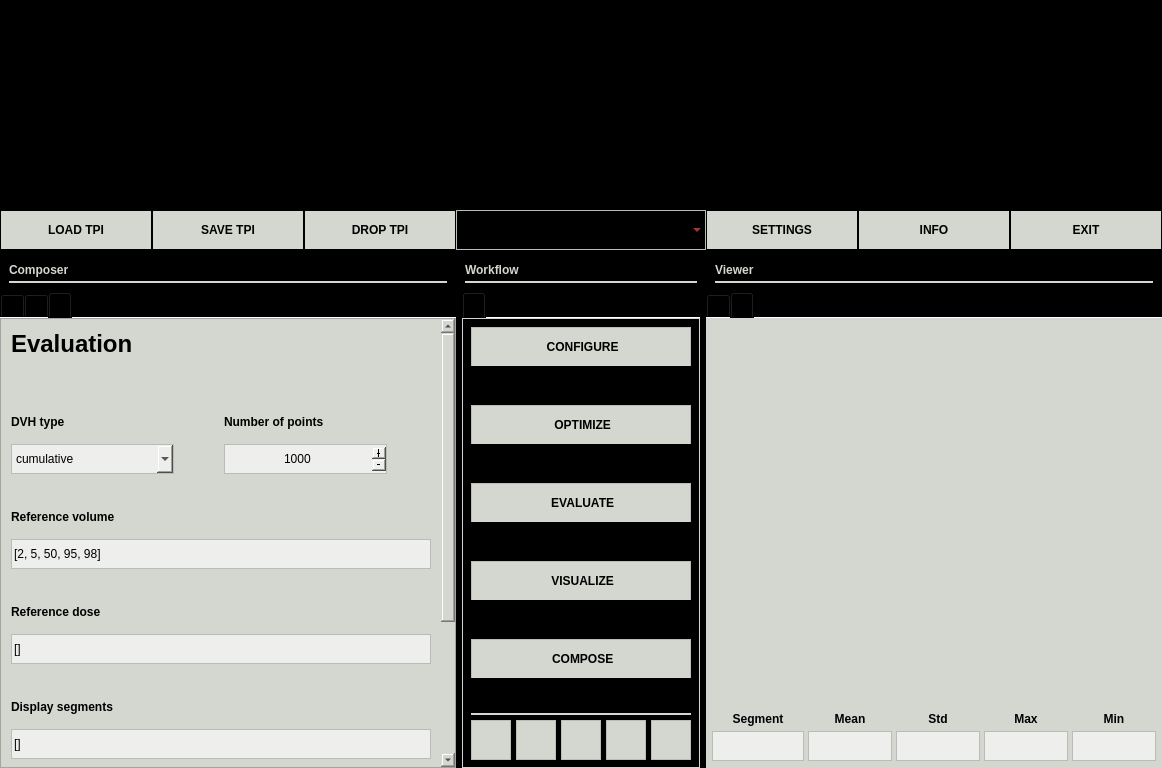
Old version of the form pyanno4rt/gui/designs/main_window.ui in the repository pyanno4rt/pyanno4rt.
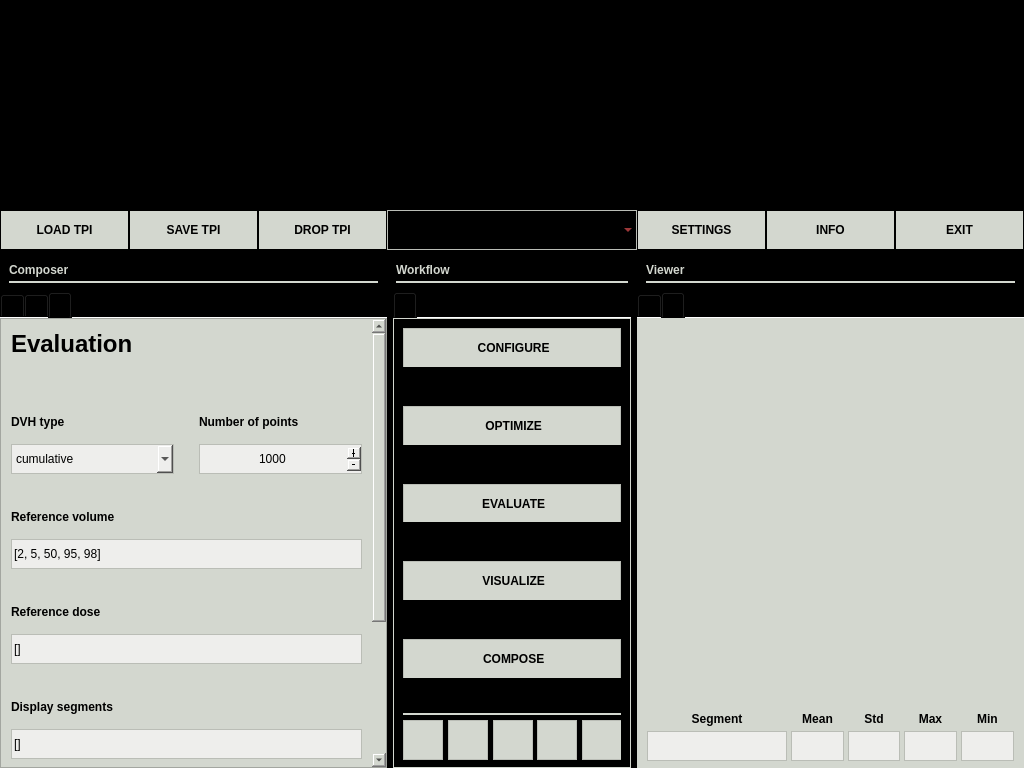
New version of the form. The open tabs and pages were chosen to show the change. Icons and pictures are not drawn.

Commit message: feat: Added tree and text window and refined the GUI

What changed in the file:
```diff
--- a/pyanno4rt/gui/designs/main_window.ui
+++ b/pyanno4rt/gui/designs/main_window.ui
@@ -6,7 +6,7 @@
    <rect>
     <x>0</x>
     <y>0</y>
-    <width>1162</width>
+    <width>1024</width>
     <height>768</height>
    </rect>
   </property>
@@ -18,8 +18,8 @@
   </property>
   <property name="maximumSize">
    <size>
-    <width>3840</width>
-    <height>2160</height>
+    <width>2560</width>
+    <height>1440</height>
    </size>
   </property>
   <property name="windowTitle">
@@ -849,15 +849,18 @@
                  <string notr="true">border: 1px solid;
 border-color: rgb(211, 215, 207);</string>
                 </property>
-                <layout class="QVBoxLayout" name="image_meta_layout_3">
+                <layout class="QVBoxLayout" name="dvh_meta_layout">
+                 <property name="spacing">
+                  <number>0</number>
+                 </property>
                  <property name="leftMargin">
-                  <number>0</number>
+                  <number>10</number>
                  </property>
                  <property name="topMargin">
-                  <number>0</number>
+                  <number>10</number>
                  </property>
                  <property name="rightMargin">
-                  <number>0</number>
+                  <number>10</number>
                  </property>
                  <property name="bottomMargin">
                   <number>0</number>
@@ -881,13 +884,13 @@
                 </property>
                 <layout class="QGridLayout" name="dvh_options_layout">
                  <property name="leftMargin">
-                  <number>6</number>
+                  <number>10</number>
                  </property>
                  <property name="topMargin">
                   <number>0</number>
                  </property>
                  <property name="rightMargin">
-                  <number>6</number>
+                  <number>10</number>
                  </property>
                  <property name="bottomMargin">
                   <number>16</number>
@@ -898,17 +901,119 @@
                  <property name="verticalSpacing">
                   <number>3</number>
                  </property>
+                 <item row="1" column="5">
+                  <widget class="QLineEdit" name="minimum_ledit">
+                   <property name="sizePolicy">
+                    <sizepolicy hsizetype="MinimumExpanding" vsizetype="Fixed">
+                     <horstretch>0</horstretch>
+                     <verstretch>0</verstretch>
+                    </sizepolicy>
+                   </property>
+                   <property name="minimumSize">
+                    <size>
+                     <width>50</width>
+                     <height>30</height>
+                    </size>
+                   </property>
+                   <property name="maximumSize">
+                    <size>
+                     <width>180</width>
+                     <height>30</height>
+                    </size>
+                   </property>
+                   <property name="styleSheet">
+                    <string notr="true">color: rgb(0, 0, 0);
+background-color: rgb(238, 238, 236);
+border: 1px solid;
+border-color: rgb(186, 189, 182);</string>
+                   </property>
+                   <property name="alignment">
+                    <set>Qt::AlignCenter</set>
+                   </property>
+                   <property name="readOnly">
+                    <bool>true</bool>
+                   </property>
+                  </widget>
+                 </item>
+                 <item row="1" column="3">
+                  <widget class="QLineEdit" name="std_ledit">
+                   <property name="sizePolicy">
+                    <sizepolicy hsizetype="MinimumExpanding" vsizetype="Fixed">
+                     <horstretch>0</horstretch>
+                     <verstretch>0</verstretch>
+                    </sizepolicy>
+                   </property>
+                   <property name="minimumSize">
+                    <size>
+                     <width>50</width>
+                     <height>30</height>
+                    </size>
+                   </property>
+                   <property name="maximumSize">
+                    <size>
+                     <width>180</width>
+                     <height>30</height>
+                    </size>
+                   </property>
+                   <property name="styleSheet">
+                    <string notr="true">color: rgb(0, 0, 0);
+background-color: rgb(238, 238, 236);
+border: 1px solid;
+border-color: rgb(186, 189, 182);</string>
+                   </property>
+                   <property name="alignment">
+                    <set>Qt::AlignCenter</set>
+                   </property>
+                   <property name="readOnly">
+                    <bool>true</bool>
+                   </property>
+                  </widget>
+                 </item>
+                 <item row="1" column="4">
+                  <widget class="QLineEdit" name="maximum_ledit">
+                   <property name="sizePolicy">
+                    <sizepolicy hsizetype="MinimumExpanding" vsizetype="Fixed">
+                     <horstretch>0</horstretch>
+                     <verstretch>0</verstretch>
+                    </sizepolicy>
+                   </property>
+                   <property name="minimumSize">
+                    <size>
+                     <width>50</width>
+                     <height>30</height>
+                    </size>
+                   </property>
+                   <property name="maximumSize">
+                    <size>
+                     <width>180</width>
+                     <height>30</height>
+                    </size>
+                   </property>
+                   <property name="styleSheet">
+                    <string notr="true">color: rgb(0, 0, 0);
+background-color: rgb(238, 238, 236);
+border: 1px solid;
+border-color: rgb(186, 189, 182);</string>
+                   </property>
+                   <property name="alignment">
+                    <set>Qt::AlignCenter</set>
+                   </property>
+                   <property name="readOnly">
+                    <bool>true</bool>
+                   </property>
+                  </widget>
+                 </item>
                  <item row="0" column="4">
                   <widget class="QLabel" name="maximum_label">
                    <property name="minimumSize">
                     <size>
-                     <width>60</width>
+                     <width>50</width>
                      <height>25</height>
                     </size>
                    </property>
                    <property name="maximumSize">
                     <size>
-                     <width>100</width>
+                     <width>180</width>
                      <height>25</height>
                     </size>
                    </property>
@@ -926,107 +1031,17 @@
                    </property>
                   </widget>
                  </item>
-                 <item row="0" column="6">
-                  <widget class="QLabel" name="minimum_label">
-                   <property name="minimumSize">
-                    <size>
-                     <width>60</width>
-                     <height>25</height>
-                    </size>
-                   </property>
-                   <property name="maximumSize">
-                    <size>
-                     <width>100</width>
-                     <height>25</height>
-                    </size>
-                   </property>
-                   <property name="font">
-                    <font>
-                     <weight>75</weight>
-                     <bold>true</bold>
-                    </font>
-                   </property>
-                   <property name="text">
-                    <string>Min</string>
-                   </property>
-                   <property name="alignment">
-                    <set>Qt::AlignCenter</set>
-                   </property>
-                  </widget>
-                 </item>
-                 <item row="1" column="4">
-                  <widget class="QLineEdit" name="maximum_ledit">
-                   <property name="sizePolicy">
-                    <sizepolicy hsizetype="Minimum" vsizetype="Fixed">
-                     <horstretch>0</horstretch>
-                     <verstretch>0</verstretch>
-                    </sizepolicy>
-                   </property>
-                   <property name="minimumSize">
-                    <size>
-                     <width>60</width>
-                     <height>30</height>
-                    </size>
-                   </property>
-                   <property name="maximumSize">
-                    <size>
-                     <width>100</width>
-                     <height>30</height>
-                    </size>
-                   </property>
-                   <property name="styleSheet">
-                    <string notr="true">color: rgb(0, 0, 0);
-background-color: rgb(238, 238, 236);
-border: 1px solid;
-border-color: rgb(186, 189, 182);</string>
-                   </property>
-                   <property name="alignment">
-                    <set>Qt::AlignCenter</set>
-                   </property>
-                   <property name="readOnly">
-                    <bool>true</bool>
-                   </property>
-                  </widget>
-                 </item>
-                 <item row="0" column="3">
-                  <widget class="QLabel" name="std_label">
-                   <property name="minimumSize">
-                    <size>
-                     <width>60</width>
-                     <height>25</height>
-                    </size>
-                   </property>
-                   <property name="maximumSize">
-                    <size>
-                     <width>100</width>
-                     <height>25</height>
-                    </size>
-                   </property>
-                   <property name="font">
-                    <font>
-                     <weight>75</weight>
-                     <bold>true</bold>
-                    </font>
-                   </property>
-                   <property name="text">
-                    <string>Std</string>
-                   </property>
-                   <property name="alignment">
-                    <set>Qt::AlignCenter</set>
-                   </property>
-                  </widget>
-                 </item>
                  <item row="0" column="2">
                   <widget class="QLabel" name="mean_label">
                    <property name="minimumSize">
                     <size>
-                     <width>60</width>
+                     <width>50</width>
                      <height>25</height>
                     </size>
                    </property>
                    <property name="maximumSize">
                     <size>
-                     <width>100</width>
+                     <width>180</width>
                      <height>25</height>
                     </size>
                    </property>
@@ -1044,74 +1059,6 @@
                    </property>
                   </widget>
                  </item>
-                 <item row="1" column="1">
-                  <widget class="QLineEdit" name="segment_ledit">
-                   <property name="sizePolicy">
-                    <sizepolicy hsizetype="Minimum" vsizetype="Fixed">
-                     <horstretch>0</horstretch>
-                     <verstretch>0</verstretch>
-                    </sizepolicy>
-                   </property>
-                   <property name="minimumSize">
-                    <size>
-                     <width>80</width>
-                     <height>30</height>
-                    </size>
-                   </property>
-                   <property name="maximumSize">
-                    <size>
-                     <width>200</width>
-                     <height>30</height>
-                    </size>
-                   </property>
-                   <property name="styleSheet">
-                    <string notr="true">color: rgb(0, 0, 0);
-background-color: rgb(238, 238, 236);
-border: 1px solid;
-border-color: rgb(186, 189, 182);</string>
-                   </property>
-                   <property name="alignment">
-                    <set>Qt::AlignCenter</set>
-                   </property>
-                   <property name="readOnly">
-                    <bool>true</bool>
-                   </property>
-                  </widget>
-                 </item>
-                 <item row="1" column="6">
-                  <widget class="QLineEdit" name="minimum_ledit">
-                   <property name="sizePolicy">
-                    <sizepolicy hsizetype="Minimum" vsizetype="Fixed">
-                     <horstretch>0</horstretch>
-                     <verstretch>0</verstretch>
-                    </sizepolicy>
-                   </property>
-                   <property name="minimumSize">
-                    <size>
-                     <width>60</width>
-                     <height>30</height>
-                    </size>
-                   </property>
-                   <property name="maximumSize">
-                    <size>
-                     <width>100</width>
-                     <height>30</height>
-                    </size>
-                   </property>
-                   <property name="styleSheet">
-                    <string notr="true">color: rgb(0, 0, 0);
-background-color: rgb(238, 238, 236);
-border: 1px solid;
-border-color: rgb(186, 189, 182);</string>
-                   </property>
-                   <property name="alignment">
-                    <set>Qt::AlignCenter</set>
-                   </property>
-                   <property name="readOnly">
-                    <bool>true</bool>
-                   </property>
-                  </widget>
-                 </item>
                  <item row="0" column="1">
                   <widget class="QLabel" name="segment_label">
                    <property name="minimumSize">
@@ -1122,7 +1069,7 @@
                    </property>
                    <property name="maximumSize">
                     <size>
-                     <width>200</width>
+                     <width>400</width>
                      <height>25</height>
                     </size>
                    </property>
@@ -1140,57 +1087,113 @@
                    </property>
                   </widget>
                  </item>
-                 <item row="1" column="3">
-                  <widget class="QLineEdit" name="std_ledit">
-                   <property name="sizePolicy">
-                    <sizepolicy hsizetype="Minimum" vsizetype="Fixed">
-                     <horstretch>0</horstretch>
-                     <verstretch>0</verstretch>
-                    </sizepolicy>
-                   </property>
-                   <property name="minimumSize">
-                    <size>
-                     <width>60</width>
-                     <height>30</height>
-                    </size>
-                   </property>
-                   <property name="maximumSize">
-                    <size>
-                     <width>100</width>
-                     <height>30</height>
-                    </size>
-                   </property>
-                   <property name="styleSheet">
-                    <string notr="true">color: rgb(0, 0, 0);
-background-color: rgb(238, 238, 236);
-border: 1px solid;
-border-color: rgb(186, 189, 182);</string>
-                   </property>
-                   <property name="alignment">
-                    <set>Qt::AlignCenter</set>
-                   </property>
-                   <property name="readOnly">
-                    <bool>true</bool>
-                   </property>
-                  </widget>
-                 </item>
                  <item row="1" column="2">
                   <widget class="QLineEdit" name="mean_ledit">
                    <property name="sizePolicy">
-                    <sizepolicy hsizetype="Minimum" vsizetype="Fixed">
+                    <sizepolicy hsizetype="MinimumExpanding" vsizetype="Fixed">
                      <horstretch>0</horstretch>
                      <verstretch>0</verstretch>
                     </sizepolicy>
                    </property>
                    <property name="minimumSize">
                     <size>
-                     <width>60</width>
+                     <width>50</width>
                      <height>30</height>
                     </size>
                    </property>
                    <property name="maximumSize">
                     <size>
-                     <width>100</width>
+                     <width>180</width>
+                     <height>30</height>
+                    </size>
+                   </property>
+                   <property name="styleSheet">
+                    <string notr="true">color: rgb(0, 0, 0);
+background-color: rgb(238, 238, 236);
+border: 1px solid;
+border-color: rgb(186, 189, 182);</string>
+                   </property>
+                   <property name="alignment">
+                    <set>Qt::AlignCenter</set>
+                   </property>
+                   <property name="readOnly">
+                    <bool>true</bool>
+                   </property>
+                  </widget>
+                 </item>
+                 <item row="0" column="3">
+                  <widget class="QLabel" name="std_label">
+                   <property name="minimumSize">
+                    <size>
+                     <width>50</width>
+                     <height>25</height>
+                    </size>
+                   </property>
+                   <property name="maximumSize">
+                    <size>
+                     <width>180</width>
+                     <height>25</height>
+                    </size>
+                   </property>
+                   <property name="font">
+                    <font>
+                     <weight>75</weight>
+                     <bold>true</bold>
+                    </font>
+                   </property>
+                   <property name="text">
+                    <string>Std</string>
+                   </property>
+                   <property name="alignment">
+                    <set>Qt::AlignCenter</set>
+                   </property>
+                  </widget>
+                 </item>
+                 <item row="0" column="5">
+                  <widget class="QLabel" name="minimum_label">
+                   <property name="minimumSize">
+                    <size>
+                     <width>50</width>
+                     <height>25</height>
+                    </size>
+                   </property>
+                   <property name="maximumSize">
+                    <size>
+                     <width>180</width>
+                     <height>25</height>
+                    </size>
+                   </property>
+                   <property name="font">
+                    <font>
+                     <weight>75</weight>
+                     <bold>true</bold>
+                    </font>
+                   </property>
+                   <property name="text">
+                    <string>Min</string>
+                   </property>
+                   <property name="alignment">
+                    <set>Qt::AlignCenter</set>
+                   </property>
+                  </widget>
+                 </item>
+                 <item row="1" column="1">
+                  <widget class="QLineEdit" name="segment_ledit">
+                   <property name="sizePolicy">
+                    <sizepolicy hsizetype="MinimumExpanding" vsizetype="Fixed">
+                     <horstretch>0</horstretch>
+                     <verstretch>0</verstretch>
+                    </sizepolicy>
+                   </property>
+                   <property name="minimumSize">
+                    <size>
+                     <width>140</width>
+                     <height>30</height>
+                    </size>
+                   </property>
+                   <property name="maximumSize">
+                    <size>
+                     <width>400</width>
                      <height>30</height>
                     </size>
                    </property>
@@ -1315,14 +1318,17 @@
                       <property name="spacing">
                        <number>0</number>
                       </property>
+                      <property name="leftMargin">
+                       <number>10</number>
+                      </property>
                       <property name="topMargin">
-                       <number>9</number>
+                       <number>10</number>
                       </property>
                       <property name="rightMargin">
-                       <number>9</number>
+                       <number>10</number>
                       </property>
                       <property name="bottomMargin">
-                       <number>9</number>
+                       <number>10</number>
                       </property>
                       <item>
                        <widget class="QPushButton" name="configure_pbutton">
@@ -1804,45 +1810,7 @@
                             <number>5</number>
                            </property>
                            <item>
-                            <widget class="QToolButton" name="show_log_tbutton">
-                             <property name="minimumSize">
-                              <size>
-                               <width>40</width>
-                               <height>40</height>
-                              </size>
-                             </property>
-                             <property name="maximumSize">
-                              <size>
-                               <width>40</width>
-                               <height>40</height>
-                              </size>
-                             </property>
-                             <property name="cursor">
-                              <cursorShape>PointingHandCursor</cursorShape>
-                             </property>
-                             <property name="toolTip">
-                              <string>Show the log file</string>
-                             </property>
-                             <property name="styleSheet">
-                              <string notr="true">color: rgb(0, 0, 0);
-background-color: rgb(211, 215, 207);
-border: 1px solid;
-border-color: rgb(186, 189, 182);</string>
-                             </property>
-                             <property name="icon">
-                              <iconset resource="../assets/resources.qrc">
-                               <normaloff>:/black_icons/icons_black/activity.svg</normaloff>:/black_icons/icons_black/activity.svg</iconset>
-                             </property>
-                             <property name="iconSize">
-                              <size>
-                               <width>20</width>
-                               <height>20</height>
-                              </size>
-                             </property>
-                            </widget>
-                           </item>
-                           <item>
-                            <widget class="QToolButton" name="show_plan_tbutton">
+                            <widget class="QToolButton" name="show_parameter_tbutton">
                              <property name="minimumSize">
                               <size>
                                <width>40</width>
@@ -1880,7 +1848,7 @@
                             </widget>
                            </item>
                            <item>
-                            <widget class="QToolButton" name="show_img_data_tbutton">
+                            <widget class="QToolButton" name="show_plan_tbutton">
                              <property name="minimumSize">
                               <size>
                                <width>40</width>
@@ -1907,45 +1875,7 @@
                              </property>
                              <property name="icon">
                               <iconset resource="../assets/resources.qrc">
-                               <normaloff>:/black_icons/icons_black/user.svg</normaloff>:/black_icons/icons_black/user.svg</iconset>
-                             </property>
-                             <property name="iconSize">
-                              <size>
-                               <width>20</width>
-                               <height>20</height>
-                              </size>
-                             </property>
-                            </widget>
-                           </item>
-                           <item>
-                            <widget class="QToolButton" name="show_maps_tbutton">
-                             <property name="minimumSize">
-                              <size>
-                               <width>40</width>
-                               <height>40</height>
-                              </size>
-                             </property>
-                             <property name="maximumSize">
-                              <size>
-                               <width>40</width>
-                               <height>40</height>
-                              </size>
-                             </property>
-                             <property name="cursor">
-                              <cursorShape>PointingHandCursor</cursorShape>
-                             </property>
-                             <property name="toolTip">
-                              <string>Show the feature maps</string>
-                             </property>
-                             <property name="styleSheet">
-                              <string notr="true">color: rgb(0, 0, 0);
-background-color: rgb(211, 215, 207);
-border: 1px solid;
-border-color: rgb(186, 189, 182);</string>
-                             </property>
-                             <property name="icon">
-                              <iconset resource="../assets/resources.qrc">
-                               <normaloff>:/black_icons/icons_black/map.svg</normaloff>:/black_icons/icons_black/map.svg</iconset>
+                               <normaloff>:/black_icons/icons_black/clipboard.svg</normaloff>:/black_icons/icons_black/clipboard.svg</iconset>
                              </property>
                              <property name="iconSize">
                               <size>
@@ -1993,6 +1923,82 @@
                              </property>
                             </widget>
                            </item>
+                           <item>
+                            <widget class="QToolButton" name="show_fmap_tbutton">
+                             <property name="minimumSize">
+                              <size>
+                               <width>40</width>
+                               <height>40</height>
+                              </size>
+                             </property>
+                             <property name="maximumSize">
+                              <size>
+                               <width>40</width>
+                               <height>40</height>
+                              </size>
+                             </property>
+                             <property name="cursor">
+                              <cursorShape>PointingHandCursor</cursorShape>
+                             </property>
+                             <property name="toolTip">
+                              <string>Show the feature maps</string>
+                             </property>
+                             <property name="styleSheet">
+                              <string notr="true">color: rgb(0, 0, 0);
+background-color: rgb(211, 215, 207);
+border: 1px solid;
+border-color: rgb(186, 189, 182);</string>
+                             </property>
+                             <property name="icon">
+                              <iconset resource="../assets/resources.qrc">
+                               <normaloff>:/black_icons/icons_black/map.svg</normaloff>:/black_icons/icons_black/map.svg</iconset>
+                             </property>
+                             <property name="iconSize">
+                              <size>
+                               <width>20</width>
+                               <height>20</height>
+                              </size>
+                             </property>
+                            </widget>
+                           </item>
+                           <item>
+                            <widget class="QToolButton" name="show_log_tbutton">
+                             <property name="minimumSize">
+                              <size>
+                               <width>40</width>
+                               <height>40</height>
+                              </size>
+                             </property>
+                             <property name="maximumSize">
+                              <size>
+                               <width>40</width>
+                               <height>40</height>
+                              </size>
+                             </property>
+                             <property name="cursor">
+                              <cursorShape>PointingHandCursor</cursorShape>
+                             </property>
+                             <property name="toolTip">
+                              <string>Show the log file</string>
+                             </property>
+                             <property name="styleSheet">
+                              <string notr="true">color: rgb(0, 0, 0);
+background-color: rgb(211, 215, 207);
+border: 1px solid;
+border-color: rgb(186, 189, 182);</string>
+                             </property>
+                             <property name="icon">
+                              <iconset resource="../assets/resources.qrc">
+                               <normaloff>:/black_icons/icons_black/activity.svg</normaloff>:/black_icons/icons_black/activity.svg</iconset>
+                             </property>
+                             <property name="iconSize">
+                              <size>
+                               <width>20</width>
+                               <height>20</height>
+                              </size>
+                             </property>
+                            </widget>
+                           </item>
                           </layout>
                          </item>
                         </layout>
@@ -5387,8 +5393,8 @@
                 <rect>
                  <x>0</x>
                  <y>0</y>
-                 <width>438</width>
-                 <height>790</height>
+                 <width>369</width>
+                 <height>796</height>
                 </rect>
                </property>
                <layout class="QVBoxLayout" name="scroll_evaluation_meta_layout">
@@ -6245,21 +6251,21 @@
                     </item>
                    </layout>
                   </item>
+                  <item>
+                   <spacer name="bottom_vspacer_evaluation">
+                    <property name="orientation">
+                     <enum>Qt::Vertical</enum>
+                    </property>
+                    <property name="sizeHint" stdset="0">
+                     <size>
+                      <width>20</width>
+                      <height>40</height>
+                     </size>
+                    </property>
+                   </spacer>
+                  </item>
                  </layout>
                 </item>
-                <item>
-                 <spacer name="bottom_vspacer">
-                  <property name="orientation">
-                   <enum>Qt::Vertical</enum>
-                  </property>
-                  <property name="sizeHint" stdset="0">
-                   <size>
-                    <width>20</width>
-                    <height>40</height>
-                   </size>
-                  </property>
-                 </spacer>
-                </item>
                </layout>
               </widget>
              </widget>
```
Left out of the diff: 67 changed lines with no effect on the pictures. The commit also changes 7 other files.
